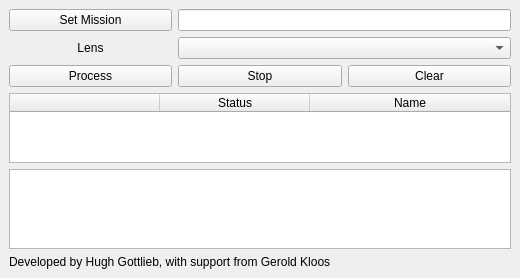
This is postprocessing/postprocessing.ui in Hugh-Gottlieb/dpl as Qt 5 draws it before an edit. The edited form follows.
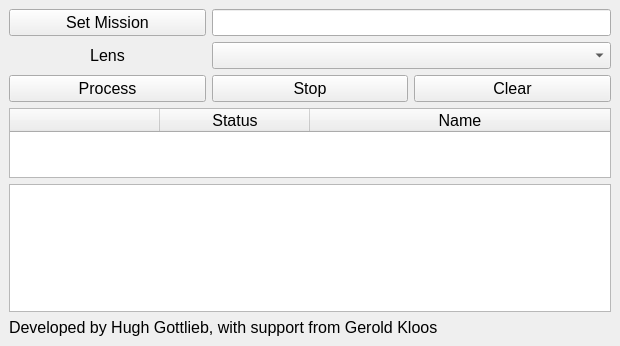
This is the edited form.

Commit message: Update font sizes, add clip_percent config, go fullscreen on overview

Patch:
```diff
--- a/postprocessing/postprocessing.ui
+++ b/postprocessing/postprocessing.ui
@@ -6,8 +6,8 @@
    <rect>
     <x>0</x>
     <y>0</y>
-    <width>520</width>
-    <height>278</height>
+    <width>620</width>
+    <height>346</height>
    </rect>
   </property>
   <property name="windowTitle">
@@ -22,6 +22,11 @@
       </property>
       <item row="2" column="2">
        <widget class="QPushButton" name="clear_button">
+        <property name="font">
+         <font>
+          <pointsize>12</pointsize>
+         </font>
+        </property>
         <property name="text">
          <string>Clear</string>
         </property>
@@ -29,6 +34,11 @@
       </item>
       <item row="2" column="0">
        <widget class="QPushButton" name="process_button">
+        <property name="font">
+         <font>
+          <pointsize>12</pointsize>
+         </font>
+        </property>
         <property name="text">
          <string>Process</string>
         </property>
@@ -36,6 +46,11 @@
       </item>
       <item row="0" column="0">
        <widget class="QPushButton" name="select_button">
+        <property name="font">
+         <font>
+          <pointsize>12</pointsize>
+         </font>
+        </property>
         <property name="text">
          <string>Set Mission</string>
         </property>
@@ -45,10 +60,15 @@
        <widget class="QPlainTextEdit" name="log">
         <property name="minimumSize">
          <size>
-          <width>500</width>
+          <width>600</width>
           <height>0</height>
          </size>
         </property>
+        <property name="font">
+         <font>
+          <pointsize>12</pointsize>
+         </font>
+        </property>
         <property name="readOnly">
          <bool>true</bool>
         </property>
@@ -56,12 +76,23 @@
       </item>
       <item row="3" column="0" colspan="3">
        <widget class="QTableWidget" name="acquisition_table">
+        <property name="font">
+         <font>
+          <pointsize>12</pointsize>
+         </font>
+        </property>
         <property name="sizeAdjustPolicy">
          <enum>QAbstractScrollArea::AdjustIgnored</enum>
         </property>
         <property name="alternatingRowColors">
          <bool>false</bool>
         </property>
+        <property name="showGrid">
+         <bool>true</bool>
+        </property>
+        <property name="sortingEnabled">
+         <bool>false</bool>
+        </property>
         <attribute name="horizontalHeaderVisible">
          <bool>true</bool>
         </attribute>
@@ -78,7 +109,7 @@
          <bool>false</bool>
         </attribute>
         <attribute name="horizontalHeaderShowSortIndicator" stdset="0">
-         <bool>true</bool>
+         <bool>false</bool>
         </attribute>
         <attribute name="horizontalHeaderStretchLastSection">
          <bool>true</bool>
@@ -114,6 +145,11 @@
           <verstretch>0</verstretch>
          </sizepolicy>
         </property>
+        <property name="font">
+         <font>
+          <pointsize>12</pointsize>
+         </font>
+        </property>
         <property name="text">
          <string>Developed by Hugh Gottlieb, with support from Gerold Kloos</string>
         </property>
@@ -121,6 +157,11 @@
       </item>
       <item row="0" column="1" colspan="2">
        <widget class="QLineEdit" name="mission_path">
+        <property name="font">
+         <font>
+          <pointsize>12</pointsize>
+         </font>
+        </property>
         <property name="readOnly">
          <bool>true</bool>
         </property>
@@ -128,6 +169,11 @@
       </item>
       <item row="1" column="0">
        <widget class="QLabel" name="lens_label">
+        <property name="font">
+         <font>
+          <pointsize>12</pointsize>
+         </font>
+        </property>
         <property name="text">
          <string>Lens</string>
         </property>
@@ -137,10 +183,21 @@
        </widget>
       </item>
       <item row="1" column="1" colspan="2">
-       <widget class="QComboBox" name="lens_selection"/>
+       <widget class="QComboBox" name="lens_selection">
+        <property name="font">
+         <font>
+          <pointsize>12</pointsize>
+         </font>
+        </property>
+       </widget>
       </item>
       <item row="2" column="1">
        <widget class="QPushButton" name="stop_button">
+        <property name="font">
+         <font>
+          <pointsize>12</pointsize>
+         </font>
+        </property>
         <property name="text">
          <string>Stop</string>
         </property>
```
The commit also changes 5 other files.
